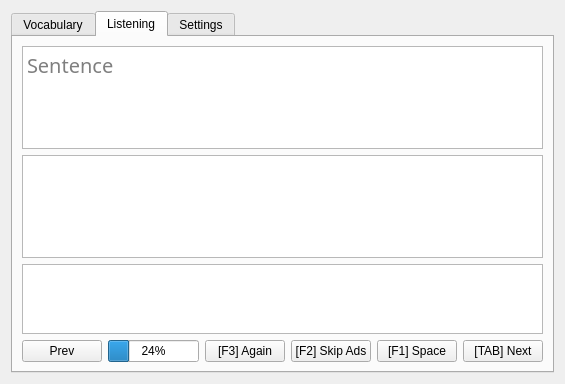
Qt form ui/EnglishPractice.ui (SuWeipeng/EnglishPractice) before a commit.
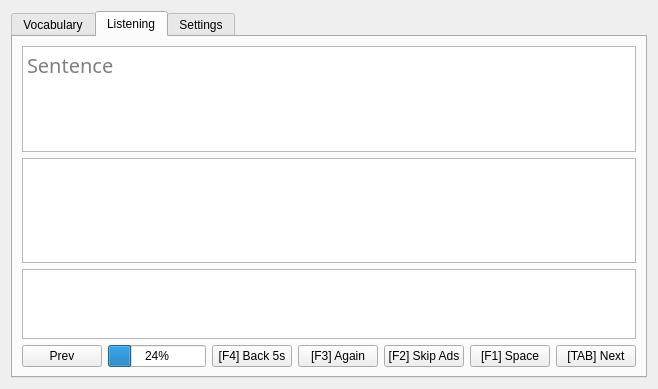
The same form after that commit. The open tabs and pages were chosen to show the change.

Commit message: F4 回退 5s

The edit to the form file:
```diff
--- a/ui/EnglishPractice.ui
+++ b/ui/EnglishPractice.ui
@@ -6,8 +6,8 @@
    <rect>
     <x>0</x>
     <y>0</y>
-    <width>549</width>
-    <height>384</height>
+    <width>658</width>
+    <height>389</height>
    </rect>
   </property>
   <property name="windowTitle">
@@ -337,6 +337,16 @@
              </property>
             </widget>
            </item>
+           <item>
+            <widget class="QPushButton" name="pushButton_14">
+             <property name="text">
+              <string>[F4] Back 5s</string>
+             </property>
+             <property name="shortcut">
+              <string>F4</string>
+             </property>
+            </widget>
+           </item>
            <item>
             <widget class="QPushButton" name="pushButton_12">
              <property name="text">
```
Left out of the diff: 1 changed line with no effect on the pictures. The commit also changes 2 other files.
